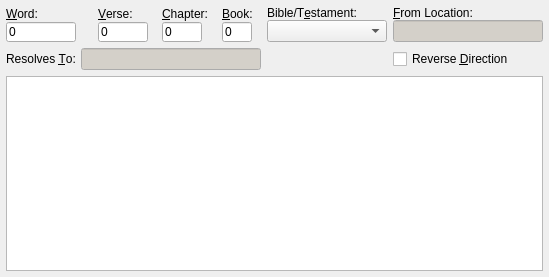
Above: programs/KJVCanOpener/KJVPassageNavigator.ui from dewhisna/KingJamesPureBibleSearch before the change. Below: the same form after it.
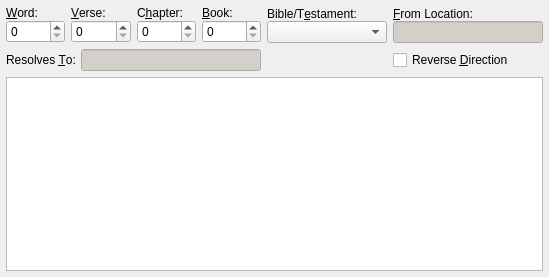
That is the form after the change. Custom widgets are drawn as their Qt base class.

Commit message: Changed Passage Navigator to use QSpinBox instead of QLineEdit.

Patch:
```diff
--- a/programs/KJVCanOpener/KJVPassageNavigator.ui
+++ b/programs/KJVCanOpener/KJVPassageNavigator.ui
@@ -39,28 +39,12 @@
           <string>&amp;Word:</string>
          </property>
          <property name="buddy">
-          <cstring>editWord</cstring>
+          <cstring>spinWord</cstring>
          </property>
         </widget>
        </item>
        <item>
-        <widget class="QLineEdit" name="editWord">
-         <property name="sizePolicy">
-          <sizepolicy hsizetype="Fixed" vsizetype="Fixed">
-           <horstretch>0</horstretch>
-           <verstretch>0</verstretch>
-          </sizepolicy>
-         </property>
-         <property name="maximumSize">
-          <size>
-           <width>70</width>
-           <height>20</height>
-          </size>
-         </property>
-         <property name="text">
-          <string>0</string>
-         </property>
-        </widget>
+        <widget class="QSpinBox" name="spinWord"/>
        </item>
       </layout>
      </item>
@@ -75,28 +59,12 @@
           <string>&amp;Verse:</string>
          </property>
          <property name="buddy">
-          <cstring>editVerse</cstring>
+          <cstring>spinVerse</cstring>
          </property>
         </widget>
        </item>
        <item>
-        <widget class="QLineEdit" name="editVerse">
-         <property name="sizePolicy">
-          <sizepolicy hsizetype="Fixed" vsizetype="Fixed">
-           <horstretch>0</horstretch>
-           <verstretch>0</verstretch>
-          </sizepolicy>
-         </property>
-         <property name="maximumSize">
-          <size>
-           <width>50</width>
-           <height>20</height>
-          </size>
-         </property>
-         <property name="text">
-          <string>0</string>
-         </property>
-        </widget>
+        <widget class="QSpinBox" name="spinVerse"/>
        </item>
       </layout>
      </item>
@@ -108,31 +76,15 @@
        <item>
         <widget class="QLabel" name="lblChapter">
          <property name="text">
-          <string>&amp;Chapter:</string>
+          <string>C&amp;hapter:</string>
          </property>
          <property name="buddy">
-          <cstring>editChapter</cstring>
+          <cstring>spinChapter</cstring>
          </property>
         </widget>
        </item>
        <item>
-        <widget class="QLineEdit" name="editChapter">
-         <property name="sizePolicy">
-          <sizepolicy hsizetype="Fixed" vsizetype="Fixed">
-           <horstretch>0</horstretch>
-           <verstretch>0</verstretch>
-          </sizepolicy>
-         </property>
-         <property name="maximumSize">
-          <size>
-           <width>40</width>
-           <height>20</height>
-          </size>
-         </property>
-         <property name="text">
-          <string>0</string>
-         </property>
-        </widget>
+        <widget class="QSpinBox" name="spinChapter"/>
        </item>
       </layout>
      </item>
@@ -147,28 +99,12 @@
           <string>&amp;Book:</string>
          </property>
          <property name="buddy">
-          <cstring>editBook</cstring>
+          <cstring>spinBook</cstring>
          </property>
         </widget>
        </item>
        <item>
-        <widget class="QLineEdit" name="editBook">
-         <property name="sizePolicy">
-          <sizepolicy hsizetype="Fixed" vsizetype="Fixed">
-           <horstretch>0</horstretch>
-           <verstretch>0</verstretch>
-          </sizepolicy>
-         </property>
-         <property name="maximumSize">
-          <size>
-           <width>30</width>
-           <height>20</height>
-          </size>
-         </property>
-         <property name="text">
-          <string>0</string>
-         </property>
-        </widget>
+        <widget class="QSpinBox" name="spinBook"/>
        </item>
       </layout>
      </item>
```
Left out of the diff: 9 changed lines with no effect on the pictures. The commit also changes 2 other files.
